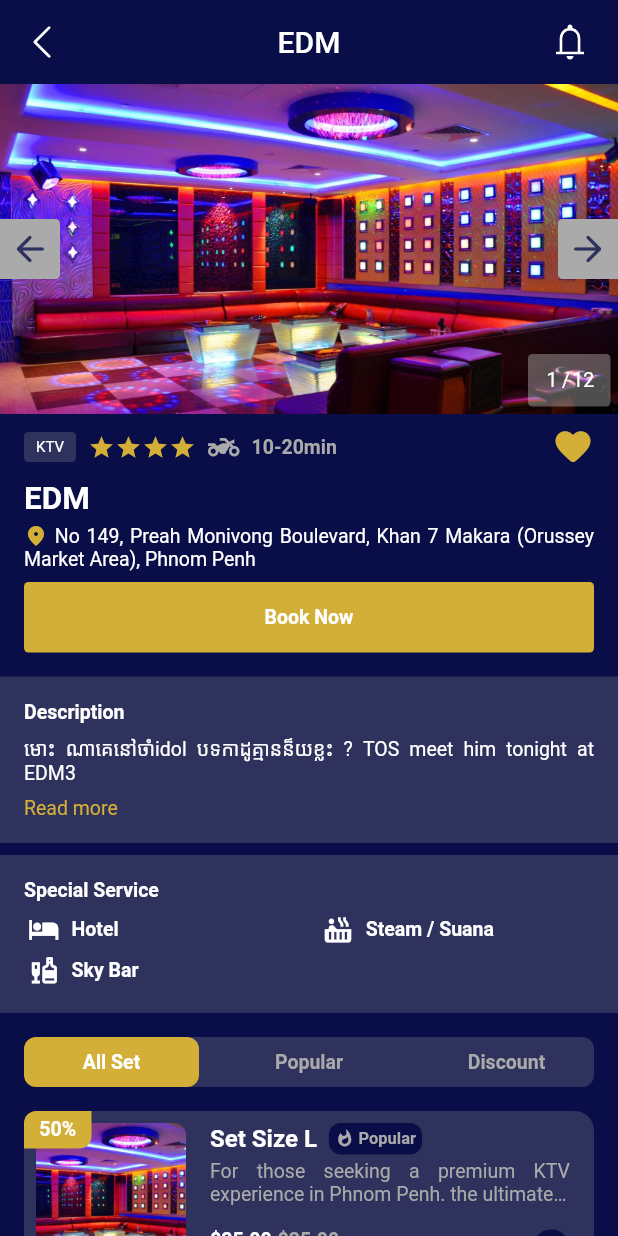
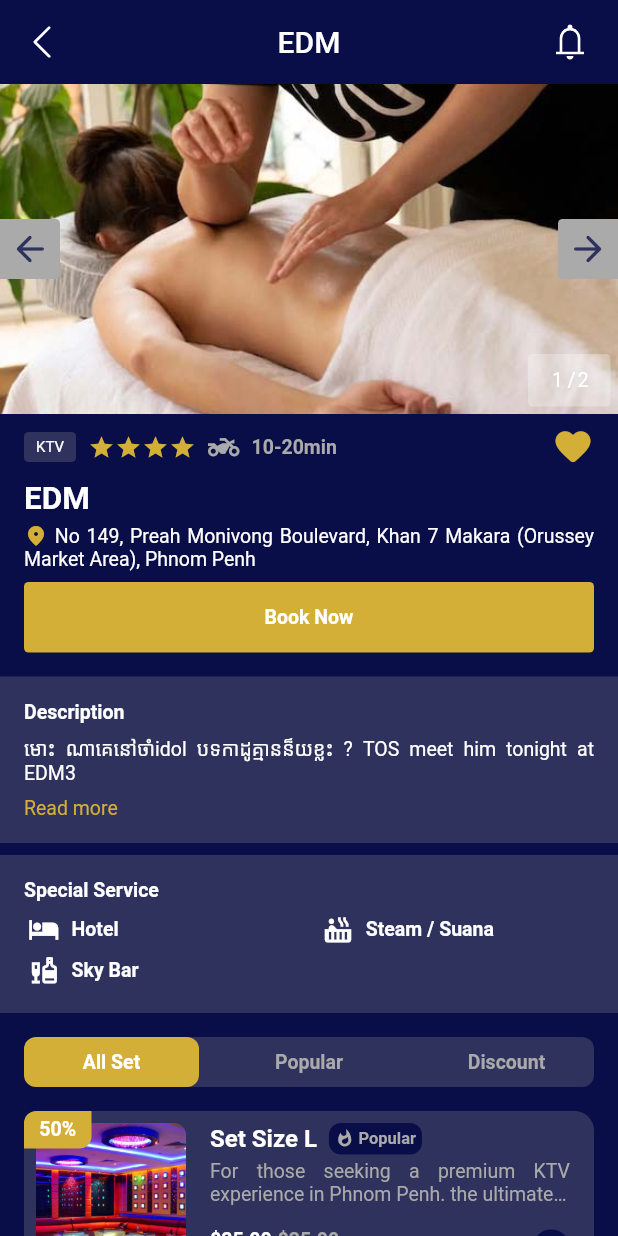
Before and after one commit to OeungChheanghok123/ktv_app, a Flutter app: the DetailScreen screen opened directly, on a phone screen of 412 x 824 dp. Run offline on Flutter 3.47's test engine with Material 2 defaults, Android fonts, the phone set to English and light mode, and no system bars; drawn by our look-alikes of carousel_slider; our stand-ins replace flutter_rating_bar, flutter_svg, get, qr_flutter, skeletons; missing offline and left inert: flutter_share.

Commit message:
20-Feb-2023

```diff
--- a/lib/models/remote_data.dart
+++ b/lib/models/remote_data.dart
@@ -1,5 +1,5 @@
 class RemoteData<T> {
-  final RemoteDataStatus status;
+  late RemoteDataStatus status;
   String? message;
   T? data;
 
--- a/lib/screens/detail/detail_screen.dart
+++ b/lib/screens/detail/detail_screen.dart
@@ -1,3 +1,4 @@
+import 'package:carousel_slider/carousel_slider.dart';
 import 'package:flutter/material.dart';
 import 'package:get/get.dart';
 import 'package:ktv_app/constants/constants.dart';
@@ -16,23 +17,59 @@ class DetailScreen extends StatelessWidget {
   final homeViewModel = Get.put(HomeViewModel());
 
   Widget imagePost(BuildContext context) {
+    viewModel.imageIndex.value = 0;
+
     return Stack(
       children: [
-        Container(
-          height: 220,
+        CarouselSlider(
+          carouselController: viewModel.carouselController,
+          options: CarouselOptions(
+            height: 220.0,
+            aspectRatio: 16 / 9,
+            viewportFraction: 1,
+            initialPage: 0,
+            enableInfiniteScroll:
+                homeViewModel.popularList[index].images!.length > 1
+                    ? true
+                    : false,
+            disableCenter: true,
+            reverse: false,
+            enlargeCenterPage: true,
+            enlargeFactor: 0.2,
+            scrollDirection: Axis.horizontal,
+            onPageChanged: (index, reason) {
+              viewModel.imageIndex.value = index;
+            },
+          ),
+          items: homeViewModel.popularList[index].images?.map((i) {
+            return Builder(
+              builder: (BuildContext context) {
+                return Container(
                   width: MediaQuery.of(context).size.width,
-          decoration: const BoxDecoration(
-            color: primaryColor,
+                  decoration: BoxDecoration(
+                    color: secondGraydColor,
                     image: DecorationImage(
-              image: AssetImage('assets/images/category_1.jpg'),
+                      image: AssetImage(i.path),
                       fit: BoxFit.cover,
                     ),
                   ),
+                );
+              },
+            );
+          }).toList(),
         ),
-        Positioned(
+        homeViewModel.popularList[index].images!.length > 1
+            ? Positioned(
                 left: 0,
                 top: 0,
                 bottom: 0,
+                child: InkWell(
+                  onTap: () {
+                    viewModel.carouselController.previousPage(
+                      duration: const Duration(milliseconds: 300),
+                      curve: Curves.fastOutSlowIn,
+                    );
+                  },
                   child: Center(
                     child: Container(
                       alignment: Alignment.centerLeft,
@@ -55,10 +92,20 @@ class DetailScreen extends StatelessWidget {
                     ),
                   ),
                 ),
-        Positioned(
+              )
+            : Container(),
+        homeViewModel.popularList[index].images!.length > 1
+            ? Positioned(
                 right: 0,
                 top: 0,
                 bottom: 0,
+                child: InkWell(
+                  onTap: () {
+                    viewModel.carouselController.nextPage(
+                      duration: const Duration(milliseconds: 300),
+                      curve: Curves.fastOutSlowIn,
+                    );
+                  },
                   child: Center(
                     child: Container(
                       alignment: Alignment.centerRight,
@@ -81,6 +128,8 @@ class DetailScreen extends StatelessWidget {
                     ),
                   ),
                 ),
+              )
+            : Container(),
         Positioned(
           bottom: 5,
           right: 5,
@@ -94,14 +143,16 @@ class DetailScreen extends StatelessWidget {
             child: Row(
               mainAxisAlignment: MainAxisAlignment.center,
               children: [
-                Text(
-                  '1/',
+                Obx(
+                  () => Text(
+                    '${viewModel.imageIndex.value + 1}/',
                     style: AppTextStyle.title2.copyWith(
                       letterSpacing: 3,
                     ),
                   ),
+                ),
                 Text(
-                  '12',
+                  "${homeViewModel.popularList[index].images?.length}",
                   style: AppTextStyle.title2,
                 ),
               ],
@@ -113,6 +164,7 @@ class DetailScreen extends StatelessWidget {
   }
 
   Widget detailPost(BuildContext context) {
+    viewModel.favoriteIcon.value = homeViewModel.popularList[index].isFavorite;
     return Container(
       margin: const EdgeInsets.symmetric(vertical: defaultPaddin / 2),
       padding: const EdgeInsets.symmetric(horizontal: defaultPaddin),
@@ -156,12 +208,23 @@ class DetailScreen extends StatelessWidget {
               ),
               _iconAndText(Icons.two_wheeler, '10-20min'),
               const Spacer(),
-              InkWell(
-                onTap: () {},
+              Obx(
+                () => InkWell(
+                  onTap: () {
+                    viewModel.favoriteIcon.value =
+                        !viewModel.favoriteIcon.value;
+                    homeViewModel.popularList[index].isFavorite =
+                        viewModel.favoriteIcon.value;
+                  },
                   child: Icon(
-                  homeViewModel.popularList[index].isFavorite ? Icons.favorite_rounded : Icons.favorite_border_rounded,
-                  color: homeViewModel.popularList[index].isFavorite ? primaryColor : secondGraydColor,
+                    viewModel.favoriteIcon.value
+                        ? Icons.favorite_rounded
+                        : Icons.favorite_border_rounded,
+                    color: viewModel.favoriteIcon.value
+                        ? primaryColor
+                        : secondGraydColor,
                     size: 28,
+                  ),
                 ),
               ),
             ],
@@ -599,7 +662,9 @@ class DetailScreen extends StatelessWidget {
               imagePost(context),
               detailPost(context),
               buttonBooking(context),
-              homeViewModel.popularList[index].description == null ? Container() : description(context),
+              homeViewModel.popularList[index].description == null
+                  ? Container()
+                  : description(context),
               specialService(context),
               gridViewMenuBar(context),
               detailListView(context),
--- a/lib/screens/detail/detail_screen_view_model.dart
+++ b/lib/screens/detail/detail_screen_view_model.dart
@@ -1,8 +1,13 @@
+import 'package:carousel_slider/carousel_controller.dart';
 import 'package:flutter/material.dart';
 import 'package:get/get.dart';
 
 class DetailScreenViewModel extends GetxController {
   var menuIndex = 0.obs;
+  var imageIndex = 0.obs;
+  var favoriteIcon = false.obs;
+
+  final CarouselController carouselController = CarouselController();
 
   List<String> specialServiceTitleList = [
     'Hotel',
--- a/lib/screens/home/home_view_model.dart
+++ b/lib/screens/home/home_view_model.dart
@@ -4,6 +4,7 @@ import 'package:get/get.dart';
 import 'package:ktv_app/api/home_api.dart';
 import 'package:ktv_app/models/image_model.dart';
 import 'package:ktv_app/models/post.dart';
+import 'package:ktv_app/models/remote_data.dart';
 
 class HomeViewModel extends GetxController {
   final CarouselController carouselController = CarouselController();
@@ -49,6 +50,12 @@ class HomeViewModel extends GetxController {
   var newArrived = <PostModel>[].obs;
   var sliderIndex = 0.obs;
 
+  final _popularReportData = RemoteData<List<PostModel>>(
+    status: RemoteDataStatus.processing,
+    data: null,
+  ).obs;
+  RemoteData<List<PostModel>> get popularReportData => _popularReportData.value;
+
   @override
   void onInit() {
     loadHomeData();
@@ -63,8 +70,17 @@ class HomeViewModel extends GetxController {
       excellentService.value = homeData.excellentService.map((e) => e).toList();
       specialDiscount.value = homeData.specailDiscount.map((e) => e).toList();
       newArrived.value = homeData.newArrived.map((e) => e).toList();
+
+      _popularReportData.value = RemoteData<List<PostModel>>(
+        status: RemoteDataStatus.success,
+        data: popularList,
+      );
     } catch (ex) {
       debugPrint('Data: ERRORRRRRRRRRRRRRRRRRRR');
+      _popularReportData.value = RemoteData<List<PostModel>>(
+        status: RemoteDataStatus.error,
+        data: null,
+      );
     }
   }
 
```
Also changed, not shown: lib/api/home_api.dart (+27 -9 lines), lib/screens/home/home_screen.dart (+19 -8 lines), lib/utility/widgets.dart (+10 -0 lines). Lines whose indentation alone changed are shown as unchanged.
